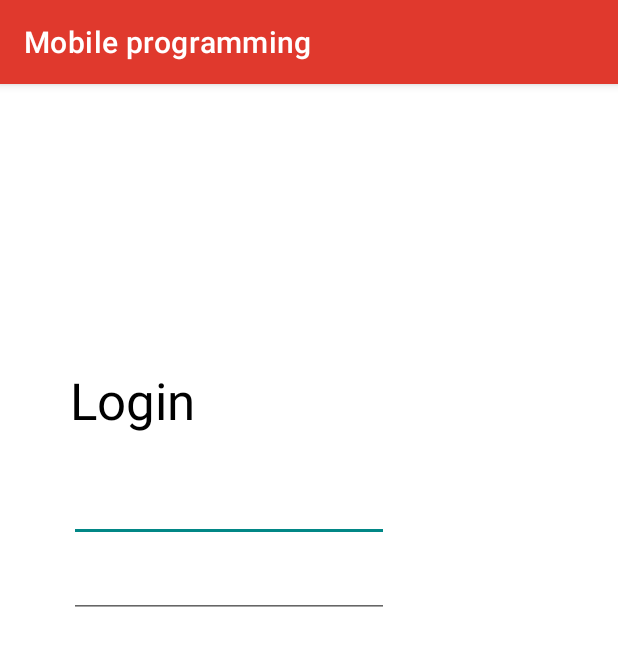
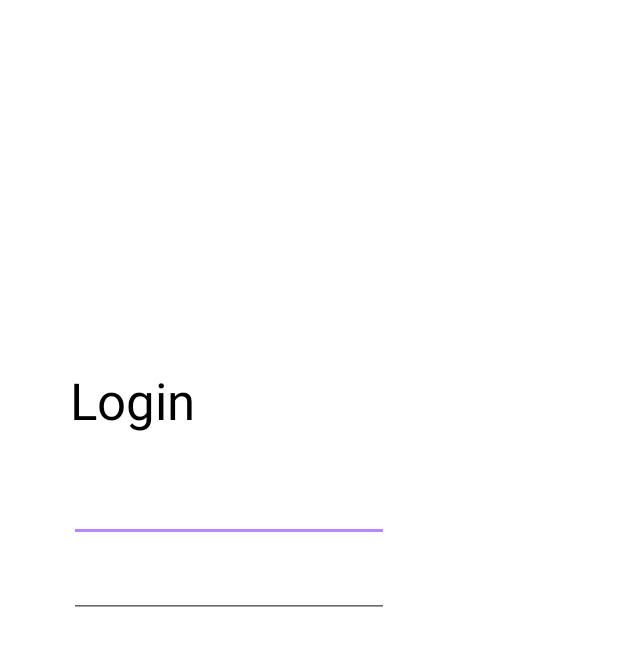
Before and after one commit to AlessandroS01/Polimarche, an Android app: the screen it shows after launch (MainActivity), on a phone screen of 412 x 824 dp. Shown: the top 646 px of the screen. Run offline under Robolectric (Android 15) with nearby library versions, the phone set to English and light mode, and no system bars.

Commit message:
Commit Segs

```diff
--- a/app/src/main/java/com/example/mobileprogramming/MainActivity.kt
+++ b/app/src/main/java/com/example/mobileprogramming/MainActivity.kt
@@ -7,5 +7,6 @@
     override fun onCreate(savedInstanceState: Bundle?) {
         super.onCreate(savedInstanceState)
         setContentView(R.layout.activity_main)
+
     }
 }
--- a/app/src/main/res/values/colors.xml
+++ b/app/src/main/res/values/colors.xml
@@ -7,9 +7,5 @@
     <color name="teal_700">#FF018786</color>
     <color name="black">#FF000000</color>
     <color name="white">#FFFFFFFF</color>
-
-    <color name="blu">#367FF4</color>
-    <color name="trasparent">#00000000</color>
-    <color name="red">#F44336</color>
-    <color name="red2">#C31508</color>
+    <color name="transparent">#00000000</color>
 </resources>
--- a/app/src/main/res/values/themes.xml
+++ b/app/src/main/res/values/themes.xml
@@ -2,18 +2,15 @@
     <!-- Base application theme. -->
     <style name="Theme.MobileProgramming" parent="Theme.MaterialComponents.DayNight.DarkActionBar">
         <!-- Primary brand color. -->
-        <item name="colorPrimary">#E0392D</item>
-        <item name="colorPrimaryVariant">@color/red2</item>
-        <item name="colorOnPrimary">@color/black</item>
+        <item name="colorPrimary">@color/transparent</item>
+        <item name="colorPrimaryVariant">@color/black</item>
+        <item name="colorOnPrimary">#DB1313</item>
         <!-- Secondary brand color. -->
-        <item name="colorSecondary">@color/teal_700</item>
-        <item name="colorSecondaryVariant">@color/teal_700</item>
+        <item name="colorSecondary">@color/purple_200</item>
+        <item name="colorSecondaryVariant">@color/purple_700</item>
         <item name="colorOnSecondary">@color/black</item>
         <!-- Status bar color. -->
-        <item name="android:statusBarColor">?attr/colorPrimaryVariant</item>
+        <item name="android:statusBarColor">@color/transparent</item>
         <!-- Customize your theme here. -->
     </style>
-
-
-
 </resources>
```
